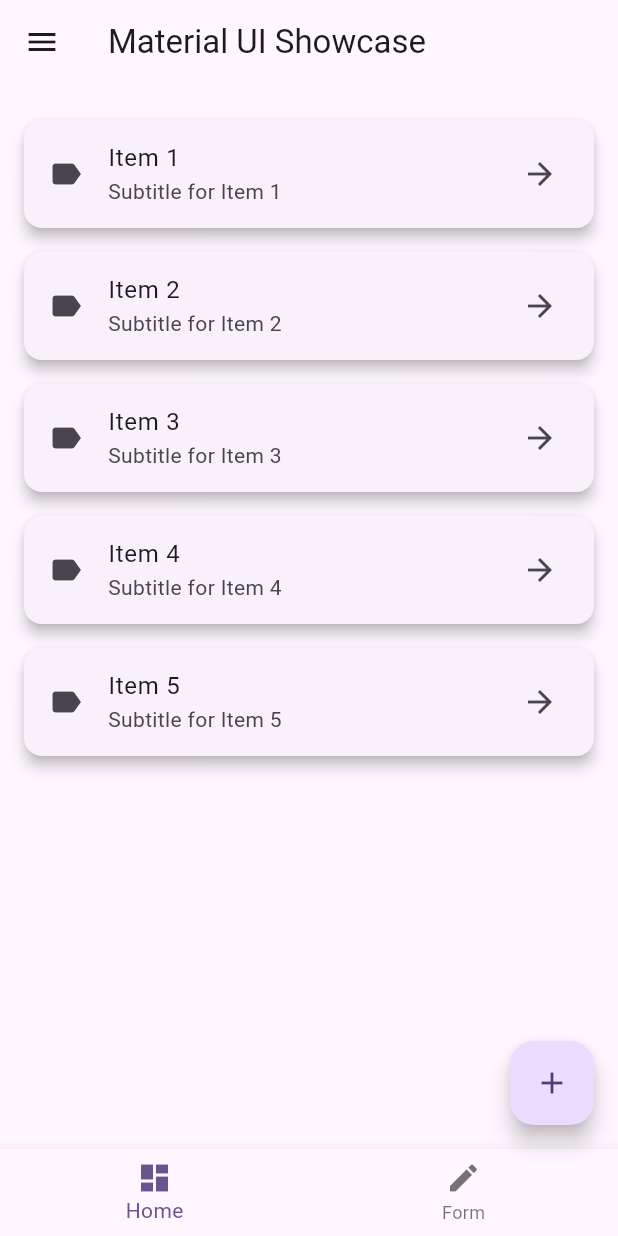
After one commit to marcoprenassi/Flutter_Tutorial, a Flutter app: the MaterialShowcaseApp screen opened directly, on a phone screen of 412 x 824 dp. The commit adds this screen. Run offline on Flutter 3.47's test engine with Material 3 defaults, Android fonts, the phone set to English and light mode, and no system bars.

Commit message:
added material showcase, and edited tutorial_3

```diff
--- /dev/null
+++ b/lib/Flutter/material_showcase.dart
@@ -0,0 +1,155 @@
+import 'package:flutter/material.dart';
+
+void main() => runApp(MaterialApp(
+  title: 'Material UI Showcase',
+  theme: ThemeData(primarySwatch: Colors.teal), // Define Material theme
+  home: MaterialShowcaseApp(),
+));
+
+class MaterialShowcaseApp extends StatefulWidget {
+  @override
+  _MaterialShowcaseAppState createState() => _MaterialShowcaseAppState();
+}
+
+class _MaterialShowcaseAppState extends State<MaterialShowcaseApp> {
+  int _selectedIndex = 0; // Keeps track of which page is selected (Home or Form)
+
+  final List<Widget> _pages = <Widget>[
+    HomePage(), // Page 0: Home with cards and list
+    FormPage(), // Page 1: Form with input field
+  ];
+
+  void _onItemTapped(int index) {
+    setState(() => _selectedIndex = index); // Change selected page
+  }
+
+  @override
+  Widget build(BuildContext context) {
+    return Scaffold(
+      appBar: AppBar(
+        title: Text('Material UI Showcase'), // Top app bar title
+      ),
+
+      // Side navigation drawer
+      drawer: Drawer(
+        child: ListView(
+          children: [
+            DrawerHeader(
+              child: Text('Navigation', style: TextStyle(color: Colors.white)),
+              decoration: BoxDecoration(color: Colors.teal), // Header background
+            ),
+            // Home navigation tile
+            ListTile(
+              leading: Icon(Icons.home),
+              title: Text('Home'),
+              onTap: () => _onItemTapped(0),
+            ),
+            // Form navigation tile
+            ListTile(
+              leading: Icon(Icons.input),
+              title: Text('Form'),
+              onTap: () => _onItemTapped(1),
+            ),
+          ],
+        ),
+      ),
+
+      // Body of the page, changes based on selected index
+      body: _pages[_selectedIndex],
+
+      // Floating Action Button at the bottom right
+      floatingActionButton: FloatingActionButton(
+        child: Icon(Icons.add),
+        onPressed: () => ScaffoldMessenger.of(context).showSnackBar(
+          SnackBar(content: Text('FAB Pressed!')), // Show message when clicked
+        ),
+      ),
+
+      // Bottom navigation bar
+      bottomNavigationBar: BottomNavigationBar(
+        currentIndex: _selectedIndex, // Current selected index
+        onTap: _onItemTapped, // Tap handler
+        items: [
+          BottomNavigationBarItem(icon: Icon(Icons.dashboard), label: 'Home'),
+          BottomNavigationBarItem(icon: Icon(Icons.edit), label: 'Form'),
+        ],
+      ),
+    );
+  }
+}
+
+// HomePage displays a scrollable list of cards
+class HomePage extends StatelessWidget {
+  final List<String> entries = List<String>.generate(5, (i) => "Item ${i + 1}"); // Sample items
+
+  @override
+  Widget build(BuildContext context) {
+    return ListView(
+      padding: EdgeInsets.all(16),
+      children: entries.map((entry) {
+        return Card(
+          elevation: 4, // Shadow depth
+          margin: EdgeInsets.symmetric(vertical: 8),
+          child: ListTile(
+            leading: Icon(Icons.label), // Icon on the left
+            title: Text(entry), // Main text
+            subtitle: Text('Subtitle for $entry'), // Smaller text below
+            trailing: Icon(Icons.arrow_forward), // Icon on the right
+            onTap: () {}, // Tap action (can be expanded)
+          ),
+        );
+      }).toList(),
+    );
+  }
+}
+
+// FormPage displays a simple form with input and submit button
+class FormPage extends StatelessWidget {
+  final _formKey = GlobalKey<FormState>(); // Key to validate the form
+  final _controller = TextEditingController(); // Controller for the input field
+
+  @override
+  Widget build(BuildContext context) {
+    return Padding(
+      padding: EdgeInsets.all(16), // Padding around the form
+      child: Form(
+        key: _formKey, // Attach key to form
+        child: Column(
+          children: [
+            Text(
+              'Enter something:',
+              style: Theme.of(context).textTheme.headlineLarge, // Styled title
+            ),
+            SizedBox(height: 16), // Spacing
+
+            // Input text field
+            TextFormField(
+              controller: _controller,
+              decoration: InputDecoration(
+                labelText: 'Input',
+                border: OutlineInputBorder(), // Boxed border
+              ),
+              validator: (value) => value == null || value.isEmpty
+                  ? 'Please enter text' // Simple validation
+                  : null,
+            ),
+            SizedBox(height: 16),
+
+            // Submit button
+            ElevatedButton(
+              child: Text('Submit'),
+              onPressed: () {
+                if (_formKey.currentState!.validate()) {
+                  // If valid, show a SnackBar message
+                  ScaffoldMessenger.of(context).showSnackBar(
+                    SnackBar(content: Text('Submitted: ${_controller.text}')),
+                  );
+                }
+              },
+            ),
+          ],
+        ),
+      ),
+    );
+  }
+}
--- a/lib/tutorial_3.dart
+++ b/lib/tutorial_3.dart
@@ -27,6 +27,9 @@ class Spacecraft {
   Spacecraft(this.name, this.launchDate) {
     /// Initialization code goes here.
   }
+
+
+
 
   @override
   String toString() {
```
